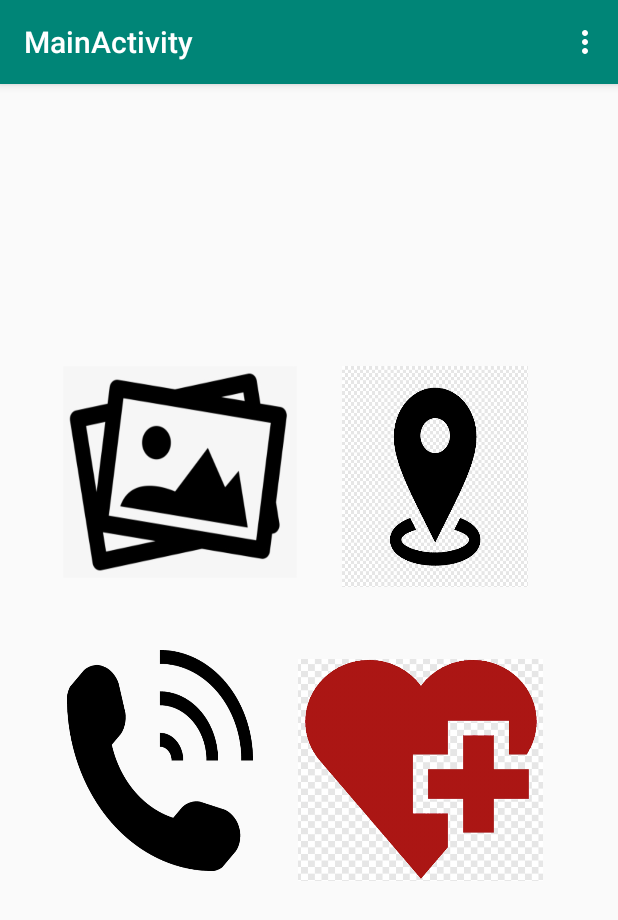
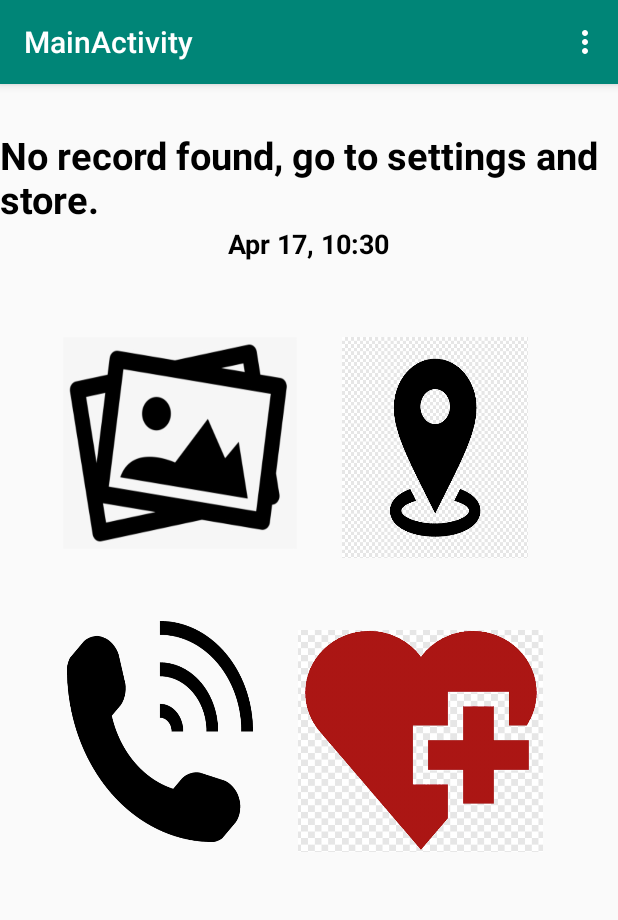
Before and after one commit to Raulrve/MobileProgramming-FinalProject, an Android app: the screen it shows after launch (MainActivity), on a phone screen of 412 x 824 dp. Shown: the top 920 px of the screen. Run offline under Robolectric (Android 15) with nearby library versions, the phone set to English and light mode, and no system bars.

Commit message:
proposed final project

```diff
--- a/app/src/main/java/com/example/finalproject/MainActivity.java
+++ b/app/src/main/java/com/example/finalproject/MainActivity.java
@@ -1,21 +1,32 @@
 package com.example.finalproject;
 
 import androidx.annotation.NonNull;
+import androidx.annotation.Nullable;
 import androidx.appcompat.app.AppCompatActivity;
 
 import android.content.Intent;
 
 import android.database.Cursor;
+import android.net.Uri;
 import android.os.Bundle;
+import android.text.TextUtils;
+import android.util.Log;
 import android.view.Menu;
 import android.view.MenuItem;
 import android.view.View;
 import android.widget.Button;
 import android.widget.ImageButton;
 import android.widget.ListView;
+import android.widget.TextView;
+import android.widget.Toast;
+
+import java.text.DateFormat;
+import java.text.SimpleDateFormat;
+import java.util.Date;
 
 public class MainActivity extends AppCompatActivity {
-    ListView listView;
+    TextView listView, dateTimeTextview;
+    private String phoneNumberToCall;
 
     @Override
     public void onCreate(Bundle savedInstanceState) {
@@ -28,11 +39,11 @@ public class MainActivity extends AppCompatActivity {
         final ImageButton phoneButton = (ImageButton)findViewById(R.id.phoneButton);
 
         final Button settingsButton = (Button)findViewById(R.id.settingsButton);
+        listView = findViewById(R.id.listView);
+        listView.setText("No record found, go to settings and store.");
+        dateTimeTextview =findViewById(R.id.dateTimeTextview);
 
-        Cursor cursor1 = UserContract.queryDatabase(getApplicationContext());
-        listView = findViewById(R.id.listView);
-        listView.setAdapter(UserCursorAdapter.displayOtherUsers(this, cursor1));
-
+        getData();
 
         galleryButton.setOnClickListener(new View.OnClickListener() {
             @Override
@@ -63,6 +74,28 @@ public class MainActivity extends AppCompatActivity {
         });
 
     }
+
+    private void getData() {
+        Cursor cursor1 = UserContract.queryDatabase(getApplicationContext());
+        if(cursor1 != null) {
+            String fname ="", lname = "";
+            while (cursor1.moveToNext()) {
+                // move the cursor to next row if there is any to read it's data
+                fname = cursor1.getString(cursor1.getColumnIndex(UserContentProvider.COLUMN_FIRSTNAME));
+                lname = cursor1.getString(cursor1.getColumnIndex(UserContentProvider.COLUMN_LASTNAME));
+                phoneNumberToCall = cursor1.getString(cursor1.getColumnIndex(UserContentProvider.COLUMN_EMERGENCYPHONE));
+            }
+            if(!TextUtils.isEmpty(fname)) {
+                listView.setText("Welcome To Your Guardian"+ " " + fname);
+            }
+
+        }
+
+        Date date = new Date(System.currentTimeMillis());
+        SimpleDateFormat format = new SimpleDateFormat("MMM dd, hh:mm");
+        dateTimeTextview.setText("" + format.format(date));
+
+    }
     public void openMapsActivity(){
         Intent intent = new Intent(this, MapsActivity.class);
         startActivity(intent);
@@ -73,12 +106,25 @@ public class MainActivity extends AppCompatActivity {
     }
 
     public void openEmergencyActivity(){
-        //Intent intent = new Intent(this, EmergencyActivity.class);
-        //startActivity(intent);
+        // Intent intent = new Intent(this, EmergencyActivity.class);
+        // startActivity(intent);
+        /*if(!TextUtils.isEmpty(phoneNumberToCall)) {
+            Intent intent = new Intent(Intent.ACTION_DIAL);
+            intent.setData(Uri.parse("tel:"+phoneNumberToCall));
+            startActivity(intent);
+        } else {
+            Toast.makeText(this, "No phone number found...", Toast.LENGTH_SHORT).show();
+        }*/
     }
     public void openPhoneActivity(){
-        Intent intent = new Intent(this, PhoneActivity.class);
-        startActivity(intent);
+
+        if(!TextUtils.isEmpty(phoneNumberToCall)) {
+            Intent intent = new Intent(Intent.ACTION_DIAL);
+            intent.setData(Uri.parse("tel:"+phoneNumberToCall));
+            startActivity(intent);
+        } else {
+            Toast.makeText(this, "No phone number found...", Toast.LENGTH_SHORT).show();
+        }
     }
 
 
@@ -95,9 +141,16 @@ public class MainActivity extends AppCompatActivity {
             startActivity(intent);
         } else if (item.getItemId() == R.id.settingsButton){
             Intent intent = new Intent(this, SettingsActivity.class);
-            startActivity(intent);
+            startActivityForResult(intent, 1000);
         }
         return super.onOptionsItemSelected(item);
     }
 
+    @Override
+    protected void onActivityResult(int requestCode, int resultCode, @Nullable Intent data) {
+        super.onActivityResult(requestCode, resultCode, data);
+        if(requestCode == 1000) {
+            getData();
+        }
+    }
 }
--- a/app/src/main/java/com/example/finalproject/PhoneActivity.java
+++ /dev/null
@@ -1,4 +0,0 @@
-package com.example.finalproject;
-
-public class PhoneActivity {
-}
--- a/app/src/main/java/com/example/finalproject/UserContentProvider.java
+++ b/app/src/main/java/com/example/finalproject/UserContentProvider.java
@@ -11,7 +11,7 @@ import android.net.Uri;
 
 public class UserContentProvider extends ContentProvider {
     public final static String DBNAME = "user.db";
-    public final static String TABLE_NAME = "users";
+    public final static String TABLE_NAME = "Guardian_Profile";
     public final static String COLUMN_FIRSTNAME = "firstname";
     public final static String COLUMN_LASTNAME = "lastname";
     public final static String COLUMN_BIRTHDAY = "birthday";
@@ -25,28 +25,36 @@ public class UserContentProvider extends ContentProvider {
 
     private MainDatabaseHelper mOpenHelper;
 
+
     protected static final class MainDatabaseHelper extends SQLiteOpenHelper {
-        MainDatabaseHelper(Context context) { super(context, DBNAME , null, 1);
+
+        private final String SQL_CREATE_MAIN = " CREATE TABLE " +
+                TABLE_NAME +
+                " ( " +
+                COLUMN_FIRSTNAME + " TEXT PRIMARY KEY, " +
+                COLUMN_LASTNAME + " TEXT , " +
+                COLUMN_BIRTHDAY + " TEXT , " +
+                COLUMN_EMERGENCYNAME + " TEXT , " +
+                COLUMN_EMERGENCYPHONE + " TEXT ) " ;
+
+        MainDatabaseHelper(Context context) {
+
+            super(context, DBNAME , null, 1);
+
         }
 
         @Override
         public void onCreate(SQLiteDatabase db) {
-            db.execSQL(SQL_CREATE_MAIN); }
+
+            db.execSQL(SQL_CREATE_MAIN);
+        }
+
         public void onUpgrade(SQLiteDatabase db, int arg1, int arg2) {
 
             onCreate(db);
         }
 
     }
-    private static final String SQL_CREATE_MAIN = " CREATE TABLE " +
-            TABLE_NAME +
-            " ( " +
-            COLUMN_FIRSTNAME + " TEXT PRIMARY KEY, " +
-            COLUMN_LASTNAME + " TEXT , " +
-            COLUMN_BIRTHDAY + " TEXT , " +
-            COLUMN_EMERGENCYNAME + " TEXT , " +
-            COLUMN_EMERGENCYPHONE + " TEXT ) " ;
-
 
     @Override
     public boolean onCreate() {
@@ -85,4 +93,5 @@ public class UserContentProvider extends ContentProvider {
     public String getType(Uri uri) {return null;}
 
 
+
 }
--- a/app/src/main/java/com/example/finalproject/UserContract.java
+++ b/app/src/main/java/com/example/finalproject/UserContract.java
@@ -17,14 +17,12 @@ public class UserContract {
 
     int[] mListItems;
 
-//    public static boolean checkUser (Context context, String firstname, String password){
-//        //context.getContentResolver().query();
-//        return true;
-//    }
 
     public static void addUser(Context context, ContentValues values)
     {
-        context.getContentResolver().insert(UserContentProvider.CONTENT_URI, values);
+        UserContentProvider.MainDatabaseHelper db = new UserContentProvider.MainDatabaseHelper(context);
+        db.getWritableDatabase().insert(UserContentProvider.TABLE_NAME, null, values);
+        db.close();
     }
 
     public static Cursor queryUser(Context context,String firstname)
@@ -35,7 +33,7 @@ public class UserContract {
 
     public static Cursor queryDatabase(Context context){
         UserContentProvider.MainDatabaseHelper db = new UserContentProvider.MainDatabaseHelper(context);
-        return db.getReadableDatabase().rawQuery("select rowid _id,* from " + UserContentProvider.TABLE_NAME, null);
+        return db.getReadableDatabase().rawQuery("select * from " + UserContentProvider.TABLE_NAME, null);
     }
 
     public static void removeUser(Context context, String empId){
--- a/app/src/main/java/com/example/finalproject/UserCursorAdapter.java
+++ b/app/src/main/java/com/example/finalproject/UserCursorAdapter.java
@@ -2,6 +2,7 @@ package com.example.finalproject;
 
 import android.content.Context;
 import android.database.Cursor;
+import android.util.Log;
 import android.view.View;
 import android.view.ViewGroup;
 import android.widget.CursorAdapter;
@@ -20,6 +21,7 @@ public class UserCursorAdapter {
             List<Map<String, String>> list = new ArrayList<>();
             while (cursor.moveToNext()) {
                 String firstname = cursor.getString(cursor.getColumnIndex(UserContentProvider.COLUMN_FIRSTNAME));
+                Log.e("=====", "=====firstname : " +firstname);
                 cursor.getString(1);
                 HashMap<String, String> item = new HashMap<>();
                 item.put(UserContentProvider.COLUMN_FIRSTNAME, firstname);
--- a/app/src/main/res/layout/activity_main.xml
+++ b/app/src/main/res/layout/activity_main.xml
@@ -5,29 +5,55 @@
     android:layout_width="match_parent"
     android:layout_height="match_parent">
 
+    <TextView
+        android:id="@+id/listView"
+        android:layout_width="wrap_content"
+        android:layout_height="wrap_content"
+        android:textColor="@color/black"
+        android:textSize="25sp"
+        android:textStyle="bold"
+        android:layout_margin="30dp"
+        app:layout_constraintEnd_toEndOf="parent"
+        app:layout_constraintStart_toStartOf="parent"
+        app:layout_constraintTop_toTopOf="parent" />
+
+    <TextView
+        android:id="@+id/dateTimeTextview"
+        android:layout_width="wrap_content"
+        android:layout_height="wrap_content"
+        android:textColor="@color/black"
+        android:textSize="18sp"
+        android:textStyle="bold"
+        android:layout_marginStart="30dp"
+        android:layout_marginEnd="30dp"
+        app:layout_constraintEnd_toEndOf="parent"
+        app:layout_constraintStart_toStartOf="parent"
+        app:layout_constraintTop_toBottomOf="@+id/listView"  />
+
+
 
     <ImageButton
         android:id="@+id/photoButton"
         android:layout_width="156dp"
         android:layout_height="141dp"
-        android:layout_marginTop="188dp"
+        android:layout_marginTop="50dp"
         android:layout_marginEnd="30dp"
         android:layout_marginRight="44dp"
         android:background="@drawable/photoalbum"
         app:layout_constraintEnd_toStartOf="@+id/gpsButton"
-        app:layout_constraintTop_toTopOf="parent" />
+        app:layout_constraintTop_toBottomOf="@+id/dateTimeTextview" />
 
     <ImageButton
         android:id="@+id/gpsButton"
         android:layout_width="124dp"
         android:layout_height="147dp"
-        android:layout_marginTop="188dp"
+        android:layout_marginTop="50dp"
         android:layout_marginEnd="60dp"
         android:layout_marginRight="60dp"
         android:background="@drawable/gps_logo"
         android:contentDescription="gpsLogo"
         app:layout_constraintEnd_toEndOf="parent"
-        app:layout_constraintTop_toTopOf="parent" />
+        app:layout_constraintTop_toBottomOf="@+id/dateTimeTextview" />
 
     <ImageButton
         android:id="@+id/phoneButton"
@@ -51,16 +77,6 @@
         app:layout_constraintEnd_toEndOf="parent"
         app:layout_constraintTop_toBottomOf="@+id/gpsButton" />
 
-    <ListView
-        android:id="@+id/listView"
-        android:layout_width="306dp"
-        android:layout_height="98dp"
-        android:layout_marginTop="48dp"
-        android:layout_marginEnd="52dp"
-        android:layout_marginRight="52dp"
-        android:textColor="@color/black"
-        app:layout_constraintEnd_toEndOf="parent"
-        app:layout_constraintTop_toTopOf="parent" />
 
 
 </androidx.constraintlayout.widget.ConstraintLayout>
```
Also changed, not shown: app/src/main/java/com/example/finalproject/MapsActivity.java (+0 -13 lines), app/src/main/java/com/example/finalproject/SettingsActivity.java (+5 -7 lines).
